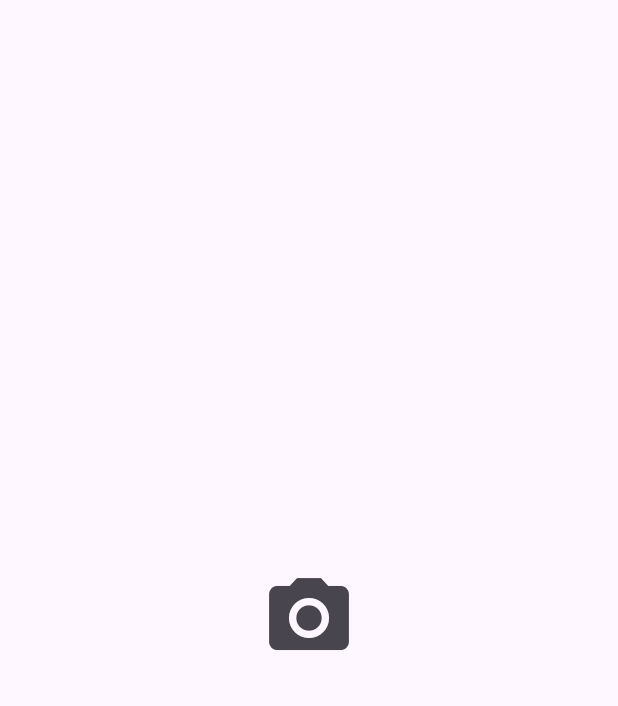
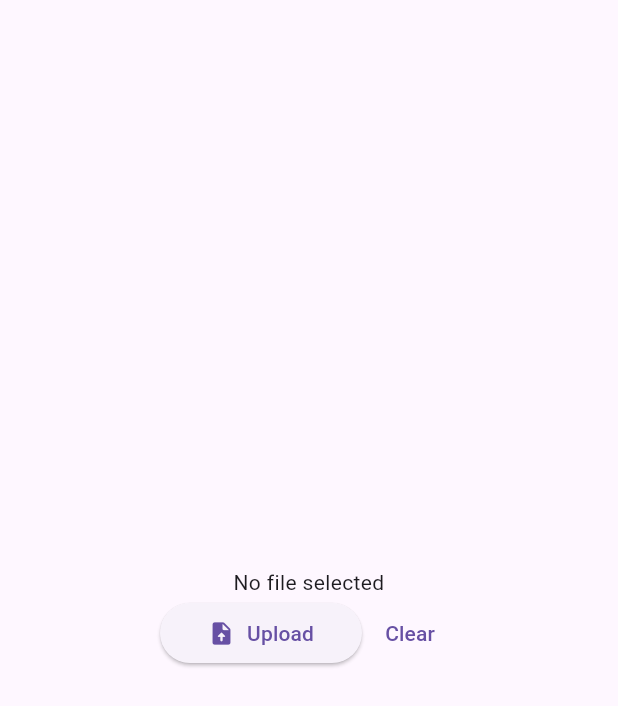
Before and after one commit to Code-Bonkers/legal-advisor, a Flutter app: the ScanDocumentsScreen screen opened directly, on a phone screen of 412 x 824 dp. Shown: the top 706 px of the screen. Run offline on Flutter 3.47's test engine with Material 3 defaults, Android fonts, the phone set to English and light mode, and no system bars; our stand-ins replace file_picker, flutter_dotenv, flutter_gemini, google_fonts, google_generative_ai; missing offline and left inert: syncfusion_flutter_pdf.

Commit message:
upload file added

```diff
--- a/lib/interface/screens/home_screen.dart
+++ b/lib/interface/screens/home_screen.dart
@@ -66,7 +66,7 @@ class _HomeScreenState extends State<HomeScreen> {
             ),
             destinations: [
               buildRotatedTextRailDestination('ChatBot', 0, _selectedIndex),
-              buildRotatedTextRailDestination('Upload Docs', 1, _selectedIndex),
+              buildRotatedTextRailDestination('Upload', 1, _selectedIndex),
               buildRotatedTextRailDestination('About Us', 2, _selectedIndex),
             ],
             minWidth: 0.1,
--- a/lib/interface/screens/scan_document_screen.dart
+++ b/lib/interface/screens/scan_document_screen.dart
@@ -1,17 +1,130 @@
+import 'dart:io';
+import 'dart:typed_data';
 import 'package:flutter/material.dart';
+import 'package:file_picker/file_picker.dart';
+import 'package:syncfusion_flutter_pdf/pdf.dart';  // Ensure you have syncfusion_flutter_pdf installed
 
-class ScanDocumentsScreen extends StatelessWidget {
+class ScanDocumentsScreen extends StatefulWidget {
   const ScanDocumentsScreen({super.key});
+
+  @override
+  State<ScanDocumentsScreen> createState() => _ScanDocumentsScreenState();
+}
+
+class _ScanDocumentsScreenState extends State<ScanDocumentsScreen> {
+  String fileDirectory = "No file selected";
+  bool haveText = false;
+  String extractedText = "";
 
   @override
   Widget build(BuildContext context) {
     return Scaffold(
       body: Center(
-        child: IconButton(
-          icon: const Icon(Icons.camera_alt, size: 64),
-          onPressed: () {},
+        child: Column(
+          mainAxisAlignment: MainAxisAlignment.center,
+          children: [
+            Text(fileDirectory, textAlign: TextAlign.center),
+            Row(
+              mainAxisAlignment: MainAxisAlignment.center,
+              children: [
+                ElevatedButton(
+                  onPressed: () => _pickFile(context),
+                  child: const Padding(
+                    padding: EdgeInsets.all(8.0),
+                    child: Row(
+                      mainAxisSize: MainAxisSize.min,
+                      children: [
+                        Icon(Icons.upload_file_rounded),
+                        SizedBox(width: 8),
+                        Text('Upload'),
+                      ],
+                    ),
+                  ),
+                ),
+                TextButton(
+                  onPressed: () {
+                    setState(() {
+                      fileDirectory = "No file selected";
+                      extractedText = "";
+                      haveText = false;
+                    });
+                  },
+                  child: const Text('Clear'),
+                ),
+              ],
+            ),
+            if (haveText)
+              Padding(
+                padding: const EdgeInsets.all(16.0),
+                child: Text(
+                  extractedText,
+                  maxLines: 5,
+                  overflow: TextOverflow.ellipsis,
+                ),
+              )
+            else if (fileDirectory != "No file selected")
+              const Padding(
+                padding: EdgeInsets.all(16.0),
+                child: Text("No text extracted from PDF."),
+              ),
+          ],
         ),
       ),
     );
   }
+
+  Future<void> _pickFile(BuildContext context) async {
+    FilePickerResult? result = await FilePicker.platform.pickFiles(
+      type: FileType.custom,
+      allowedExtensions: ['pdf'],
+    );
+
+    if (result != null) {
+      File file = File(result.files.single.path!);
+
+      // Update the state with file directory
+      setState(() {
+        fileDirectory = file.path;
+      });
+
+      // Extract text from the PDF
+      await _extractText(file.path);
+    } else {
+      ScaffoldMessenger.of(context).showSnackBar(
+        const SnackBar(content: Text('No file selected')),
+      );
+    }
+  }
+
+  Future<void> _extractText(String filePath) async {
+    try {
+      // Read the file from the file system, not assets
+      File file = File(filePath);
+      final Uint8List fileBytes = await file.readAsBytes();
+
+      // Load the PDF document
+      PdfDocument _pdfDocument = PdfDocument(inputBytes: fileBytes);
+
+      // Extract text from the PDF
+      PdfTextExtractor extractor = PdfTextExtractor(_pdfDocument);
+      String text = extractor.extractText();
+
+      // Check if text was extracted
+      setState(() {
+        if (text.isNotEmpty) {
+          extractedText = text;
+          haveText = true;
+        } else {
+          extractedText = "No text extracted from the PDF.";
+          haveText = false;
+        }
+      });
+    } catch (e) {
+      // Handle any errors (e.g., invalid PDF file)
+      setState(() {
+        extractedText = "Error extracting text: $e";
+        haveText = false;
+      });
+    }
+  }
 }
--- a/lib/services/gemini_service.dart
+++ b/lib/services/gemini_service.dart
@@ -25,7 +25,9 @@ class GeminiService {
       ),
     );
 
-    final response2 = await model.generateContent([prompt]);
+    final response2 = await model.generateContent([prompt]); //TODO: un-prompted response
+
+    //TODO: Change response if possible
 
     final response = await model.generateContent([
       Content('user', [
--- a/pubspec.yaml
+++ b/pubspec.yaml
@@ -41,6 +41,8 @@ dependencies:
   dash_chat_2: ^0.0.21
   flutter_dotenv: ^5.1.0
   flutter_markdown: ^0.7.3+1
+  file_picker: ^8.1.2
+  syncfusion_flutter_pdf: ^27.1.48
 
 dev_dependencies:
   flutter_test:
```
Also changed, not shown: lib/interface/custom/widgets/expandable_text_widget.dart (added, +50 -0 lines), pubspec.lock, 1 other file.
